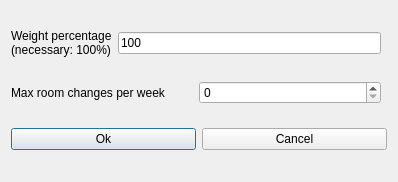
Qt form fet/src/interface/modifyconstraintteachersmaxroomchangesperweekform_template.ui (vonmecheln/fet) before a commit.
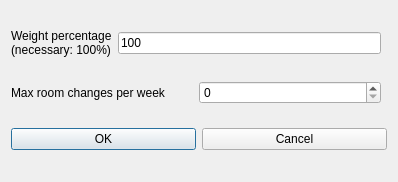
The same form after that commit.

What changed in the file:
```diff
--- a/fet/src/interface/modifyconstraintteachersmaxroomchangesperweekform_template.ui
+++ b/fet/src/interface/modifyconstraintteachersmaxroomchangesperweekform_template.ui
@@ -47,7 +47,7 @@
      <item>
       <widget class="QPushButton" name="okPushButton">
        <property name="text">
-        <string>Ok</string>
+        <string>OK</string>
        </property>
       </widget>
      </item>
```
